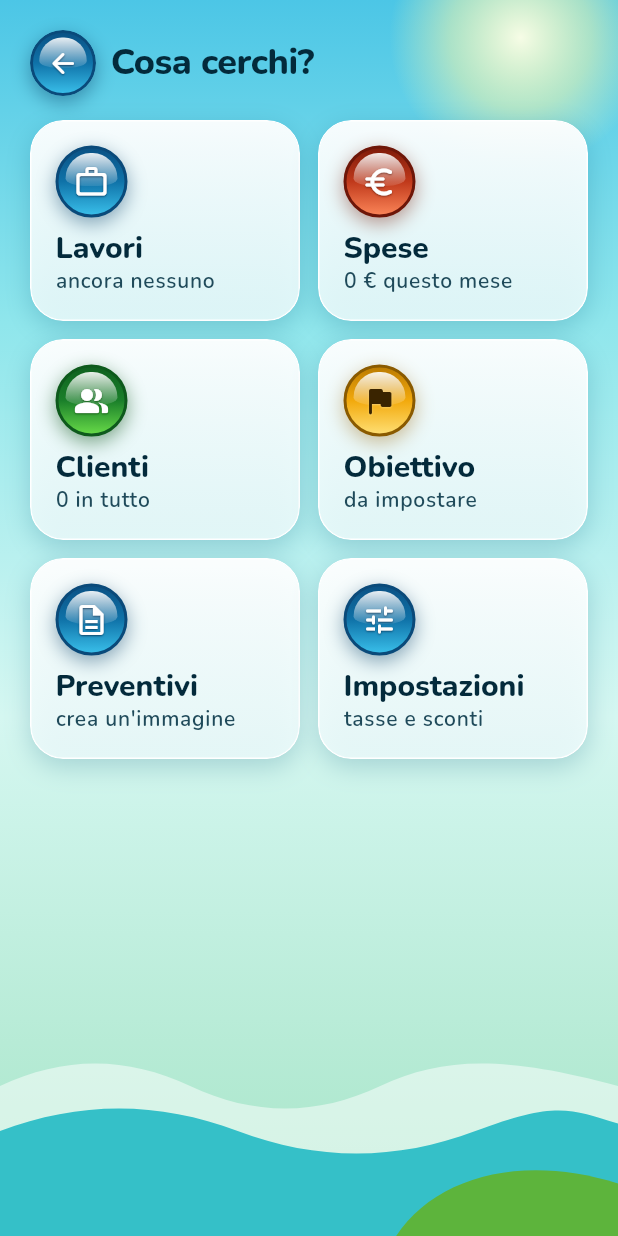
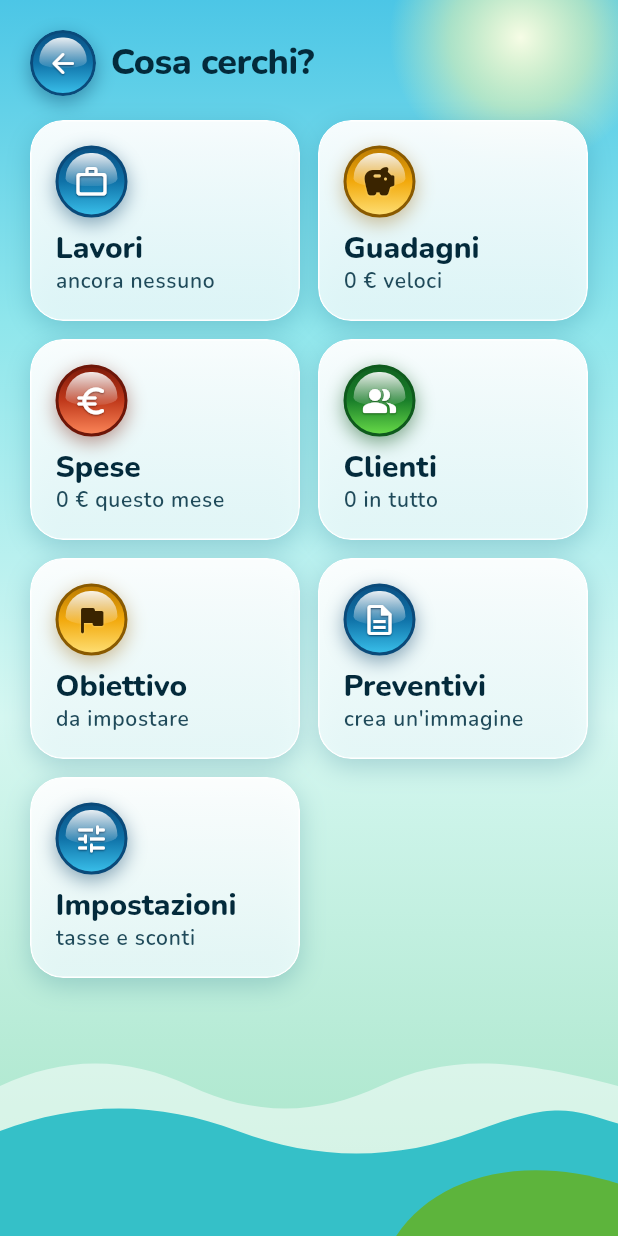
Before and after one commit to francescopaoli98/bibez, a Flutter app: the screen it shows once a user with an empty profile is signed in, after a tap on the "grid view" icon, on a phone screen of 412 x 824 dp. Run offline on Flutter 3.47's test engine with Material 3 defaults, Android fonts, the phone set to English and light mode, and no system bars; our stand-ins replace cloud_firestore, firebase_auth, firebase_core, flutter_local_notifications, google_sign_in, share_plus and 1 more; missing offline and left inert: gal; accounts and stored records are empty.

Commit message:
Guadagni veloci: soldi entrati senza creare un lavoro
Nuovo modello Introito (importo, giorno, nota) in utenti/{uid}/introiti.
Contano nell'incassato del mese, quindi nell'anello della Home, nel saldo
e nell'obiettivo netto. Sfera dorata accanto a "Nuovo lavoro", pagina
"Guadagni" in Altro per correggere o togliere.

Co-Authored-By: Claude Sonnet 5.5 <noreply@anthropic.com>
Claude-Session: https://claude.ai/code/session_01SJmvtAcTtAAn6qTGWiPv21

```diff
--- /dev/null
+++ b/quantovalgo/lib/logica/introiti.dart
@@ -0,0 +1,7 @@
+import '../modelli/introito.dart';
+
+/// Somma dei guadagni veloci dati (ignora gli importi negativi o nulli).
+double totaleIntroiti(Iterable<Introito> introiti) => introiti.fold<double>(
+  0,
+  (somma, i) => i.importo > 0 ? somma + i.importo : somma,
+);
--- a/quantovalgo/lib/logica/saldo.dart
+++ b/quantovalgo/lib/logica/saldo.dart
@@ -1,7 +1,8 @@
 /// I numeri di un mese per la Home.
 ///
 /// - **Incassato**: progetti segnati incassati in quel mese + giornate del
-///   negozio fatte in quel mese.
+///   negozio fatte in quel mese + guadagni veloci (puro guadagno, senza
+///   lavoro né costi) di quel mese.
 /// - **Costi**: costi condivisi del mese (abbonamenti, una tantum, fissi) più i
 ///   costi diretti dei progetti incassati nel mese.
 /// - **Saldo** = incassato − costi (in positivo o in negativo).
@@ -16,8 +17,10 @@ class SaldoMese {
     required this.utileProgetti,
     required this.oreProgetti,
     required this.regalato,
+    this.introiti = 0,
   });
 
+  /// Totale incassato nel mese (comprende i [introiti]).
   final double incassato;
   final double costiCondivisi;
   final double costiDiretti;
@@ -27,6 +30,9 @@ class SaldoMese {
   final double oreProgetti;
   final double regalato;
 
+  /// La parte di [incassato] che viene dai guadagni veloci.
+  final double introiti;
+
   double get costi => costiCondivisi + costiDiretti;
 
   double get saldo => incassato - costi;
--- /dev/null
+++ b/quantovalgo/lib/modelli/introito.dart
@@ -0,0 +1,55 @@
+import 'tipi.dart';
+
+/// Un guadagno veloce: soldi entrati senza dover creare un lavoro
+/// (niente cliente, niente parti). Solo importo, giorno e una nota se vuoi.
+/// Salvato in `utenti/{uid}/introiti/{id}`.
+class Introito {
+  const Introito({
+    required this.id,
+    required this.importo,
+    required this.data,
+    required this.creatoIl,
+    this.nota = '',
+  });
+
+  final String id;
+
+  /// Euro entrati (puro guadagno: non ha costi collegati).
+  final double importo;
+
+  /// Il giorno in cui sono entrati (solo la data).
+  final DateTime data;
+
+  /// Facoltativa: da dove arrivano (es. "Vendita usato").
+  final String nota;
+  final DateTime creatoIl;
+
+  Introito copyWith({double? importo, DateTime? data, String? nota}) =>
+      Introito(
+        id: id,
+        importo: importo ?? this.importo,
+        data: data ?? this.data,
+        nota: nota ?? this.nota,
+        creatoIl: creatoIl,
+      );
+
+  Map<String, Object?> toMap() => {
+    'importo': importo,
+    'data': data,
+    'nota': nota,
+    'creatoIl': creatoIl,
+  };
+
+  factory Introito.fromMap(String id, Map<String, Object?> dati) {
+    final data =
+        leggiData(dati['data']) ?? DateTime.fromMillisecondsSinceEpoch(0);
+    return Introito(
+      id: id,
+      importo: leggiDouble(dati['importo']),
+      data: DateTime(data.year, data.month, data.day),
+      nota: dati['nota'] as String? ?? '',
+      creatoIl:
+          leggiData(dati['creatoIl']) ?? DateTime.fromMillisecondsSinceEpoch(0),
+    );
+  }
+}
--- a/quantovalgo/lib/schermate/guscio.dart
+++ b/quantovalgo/lib/schermate/guscio.dart
@@ -2,13 +2,16 @@ import 'package:flutter/material.dart';
 
 import '../widget/banda_cronometro.dart';
 import '../widget/pulsante_lucido.dart';
+import '../widget/sfera_lucida.dart';
 import '../widget/sfondo_laguna.dart';
 import '../widget/stile_lucido.dart';
+import 'foglio_introito.dart';
 import 'home.dart';
 import 'nuovo_tipo.dart';
 
 /// Struttura principale: sfondo Laguna, la Home e il pulsante verde
-/// "Nuovo lavoro" che galleggia in basso. Niente barra di schede: il resto
+/// "Nuovo lavoro" che galleggia in basso, con accanto la sfera dorata per
+/// registrare al volo un guadagno senza lavoro. Niente barra di schede: il resto
 /// dell'app si apre da "Altro".
 class Guscio extends StatelessWidget {
   const Guscio({super.key});
@@ -25,7 +28,10 @@ class Guscio extends StatelessWidget {
         body: const HomePagina(),
         floatingActionButtonLocation: FloatingActionButtonLocation.centerFloat,
         floatingActionButton: SizedBox(
-          width: 300,
+          width: 340,
+          child: Row(
+            children: [
+              Expanded(
                 child: PulsanteLucido(
                   etichetta: 'Nuovo lavoro',
                   icona: Icons.add_rounded,
@@ -34,6 +40,19 @@ class Guscio extends StatelessWidget {
                   onPressed: () => _apriNuovoLavoro(context),
                 ),
               ),
+              const SizedBox(width: 12),
+              // Soldi entrati senza un lavoro: importo, giorno, fatto
+              SferaLucida(
+                key: const Key('guadagno-veloce'),
+                icona: Icons.savings_rounded,
+                etichetta: 'Guadagno veloce',
+                stile: StileLucido.oro,
+                dimensione: 64,
+                onPressed: () => modificaIntroito(context),
+              ),
+            ],
+          ),
+        ),
         // Visibile solo se c'è un cronometro acceso
         bottomNavigationBar: const BandaCronometro(),
       ),
--- a/quantovalgo/lib/schermate/menu.dart
+++ b/quantovalgo/lib/schermate/menu.dart
@@ -1,6 +1,7 @@
 import 'package:flutter/material.dart';
 
 import '../logica/formato.dart';
+import '../logica/introiti.dart';
 import '../logica/mesi.dart';
 import '../servizi/stato_dati.dart';
 import '../tema/colori.dart';
@@ -10,6 +11,7 @@ import '../widget/sfera_lucida.dart';
 import '../widget/stile_lucido.dart';
 import 'clienti.dart';
 import 'costi.dart';
+import 'guadagni.dart';
 import 'impostazioni.dart';
 import 'obiettivo.dart';
 import 'preventivi.dart';
@@ -39,6 +41,13 @@ class AltroPagina extends StatelessWidget {
         titolo: 'Lavori',
         sotto: nLavori == 0 ? 'ancora nessuno' : '$nLavori in tutto',
         onTap: () => _apri(context, const ProgettiPagina()),
+      ),
+      _Tassello(
+        icona: Icons.savings_rounded,
+        stile: StileLucido.oro,
+        titolo: 'Guadagni',
+        sotto: '${euro(totaleIntroiti(dati.introitiDelMese(mese)))} veloci',
+        onTap: () => _apri(context, const GuadagniPagina()),
       ),
       _Tassello(
         icona: Icons.euro_rounded,
@@ -91,7 +100,12 @@ class AltroPagina extends StatelessWidget {
             children: [
               Expanded(child: tasselli[i]),
               const SizedBox(width: 12),
-              Expanded(child: tasselli[i + 1]),
+              // Con un numero dispari l'ultima riga lascia il posto vuoto
+              Expanded(
+                child: i + 1 < tasselli.length
+                    ? tasselli[i + 1]
+                    : const SizedBox.shrink(),
+              ),
             ],
           ),
           const SizedBox(height: 12),
--- a/quantovalgo/lib/servizi/archivio.dart
+++ b/quantovalgo/lib/servizi/archivio.dart
@@ -3,6 +3,7 @@ import '../modelli/cliente.dart';
 import '../modelli/costo.dart';
 import '../modelli/giornata.dart';
 import '../modelli/impostazioni.dart';
+import '../modelli/introito.dart';
 import '../modelli/lavoro.dart';
 import '../modelli/prezzo_mercato.dart';
 import '../modelli/preventivo.dart';
@@ -44,6 +45,7 @@ abstract interface class Archivio {
   Stream<List<Giornata>> giornate();
   Stream<List<SessioneOre>> sessioni();
   Stream<List<Preventivo>> preventivi();
+  Stream<List<Introito>> introiti();
 
   /// Le impostazioni: emette subito quelle attuali (o quelle di partenza).
   Stream<Impostazioni> impostazioni();
@@ -76,6 +78,9 @@ abstract interface class Archivio {
   String salvaCategoria(Categoria categoria);
   void eliminaCategoria(String id);
 
+  String salvaIntroito(Introito introito);
+  void eliminaIntroito(String id);
+
   String salvaPreventivo(Preventivo preventivo);
   void eliminaPreventivo(String id);
 
--- a/quantovalgo/lib/servizi/stato_dati.dart
+++ b/quantovalgo/lib/servizi/stato_dati.dart
@@ -8,6 +8,7 @@ import '../logica/apprendimento.dart' as apprendimento show forbiceCorretta;
 import '../logica/costi.dart';
 import '../logica/costi.dart' as logica_costi;
 import '../logica/giornate.dart';
+import '../logica/introiti.dart';
 import '../logica/mesi.dart';
 import '../logica/obiettivo.dart';
 import '../logica/ore.dart';
@@ -20,6 +21,7 @@ import '../modelli/cliente.dart';
 import '../modelli/costo.dart';
 import '../modelli/giornata.dart';
 import '../modelli/impostazioni.dart';
+import '../modelli/introito.dart';
 import '../modelli/lavoro.dart';
 import '../modelli/prezzo_mercato.dart';
 import '../modelli/preventivo.dart';
@@ -49,7 +51,7 @@ class StatoDati extends ChangeNotifier {
   late final StreamSubscription<Utente?> _ascoltoUtente;
   final List<StreamSubscription<Object?>> _ascolti = [];
   final Set<String> _arrivati = {};
-  static const _totaleFlussi = 10;
+  static const _totaleFlussi = 11;
 
   /// "Adesso" dell'app (sostituibile nei test).
   final DateTime Function() adesso;
@@ -63,6 +65,7 @@ class StatoDati extends ChangeNotifier {
   List<Giornata> _giornate = const [];
   List<SessioneOre> _sessioni = const [];
   List<Preventivo> _preventivi = const [];
+  List<Introito> _introiti = const [];
   Impostazioni _impostazioni = const Impostazioni();
 
   /// Valori di calcolo (sconti, fattori di competenza), da Impostazioni.
@@ -85,6 +88,9 @@ class StatoDati extends ChangeNotifier {
   /// I preventivi salvati, dal più recente.
   List<Preventivo> get preventivi => _preventivi;
   List<SessioneOre> get sessioni => _sessioni;
+
+  /// I guadagni veloci, dal giorno più recente.
+  List<Introito> get introiti => _introiti;
   Impostazioni get impostazioni => _impostazioni;
 
   // --- Ascolto ---
@@ -100,6 +106,7 @@ class StatoDati extends ChangeNotifier {
     _giornate = const [];
     _sessioni = const [];
     _preventivi = const [];
+    _introiti = const [];
     _impostazioni = const Impostazioni();
     _arrivati.clear();
     problema = false;
@@ -136,6 +143,15 @@ class StatoDati extends ChangeNotifier {
       });
       _ascolta<Preventivo>('preventivi', _archivio.preventivi(), (v) {
         _preventivi = [...v]..sort((a, b) => b.creatoIl.compareTo(a.creatoIl));
+      });
+      _ascolta<Introito>('introiti', _archivio.introiti(), (v) {
+        _introiti = [...v]
+          ..sort((a, b) {
+            final perGiorno = b.data.compareTo(a.data);
+            return perGiorno != 0
+                ? perGiorno
+                : b.creatoIl.compareTo(a.creatoIl);
+          });
       });
       _ascolta<Impostazioni>(
         'impostazioni',
@@ -226,6 +242,14 @@ class StatoDati extends ChangeNotifier {
     );
   }
 
+  // --- Guadagni veloci ---
+
+  /// I guadagni veloci entrati nel mese di [mese].
+  List<Introito> introitiDelMese(DateTime mese) => [
+    for (final i in _introiti)
+      if (primoDelMese(i.data) == primoDelMese(mese)) i,
+  ];
+
   // --- Saldo del mese (Home) ---
 
   /// Incassi, costi, guadagno all'ora e sconti regalati di [mese].
@@ -260,8 +284,12 @@ class StatoDati extends ChangeNotifier {
         }
       }
     }
+    // Guadagni veloci: puro guadagno, contano nel giorno in cui sono entrati
+    final dagliIntroiti = totaleIntroiti(introitiDelMese(m));
+    incassato += dagliIntroiti;
     return SaldoMese(
       incassato: incassato,
+      introiti: dagliIntroiti,
       costiCondivisi: logica_costi.totaleCostiDelMese(_costi, m),
       costiDiretti: costiDiretti,
       utileProgetti: utile,
@@ -675,6 +703,9 @@ class StatoDati extends ChangeNotifier {
   String salvaCosto(Costo c) => _archivio.salvaCosto(c);
   void eliminaCosto(String id) => _archivio.eliminaCosto(id);
 
+  String salvaIntroito(Introito i) => _archivio.salvaIntroito(i);
+  void eliminaIntroito(String id) => _archivio.eliminaIntroito(id);
+
   String salvaPreventivo(Preventivo p) => _archivio.salvaPreventivo(p);
   void eliminaPreventivo(String id) => _archivio.eliminaPreventivo(id);
 
```
Also changed, not shown: quantovalgo/lib/schermate/foglio_introito.dart (added, +189 -0 lines), quantovalgo/lib/schermate/guadagni.dart (added, +116 -0 lines), quantovalgo/lib/servizi/archivio_firestore.dart (+11 -0 lines), 2 other files. Lines whose indentation alone changed are shown as unchanged.
